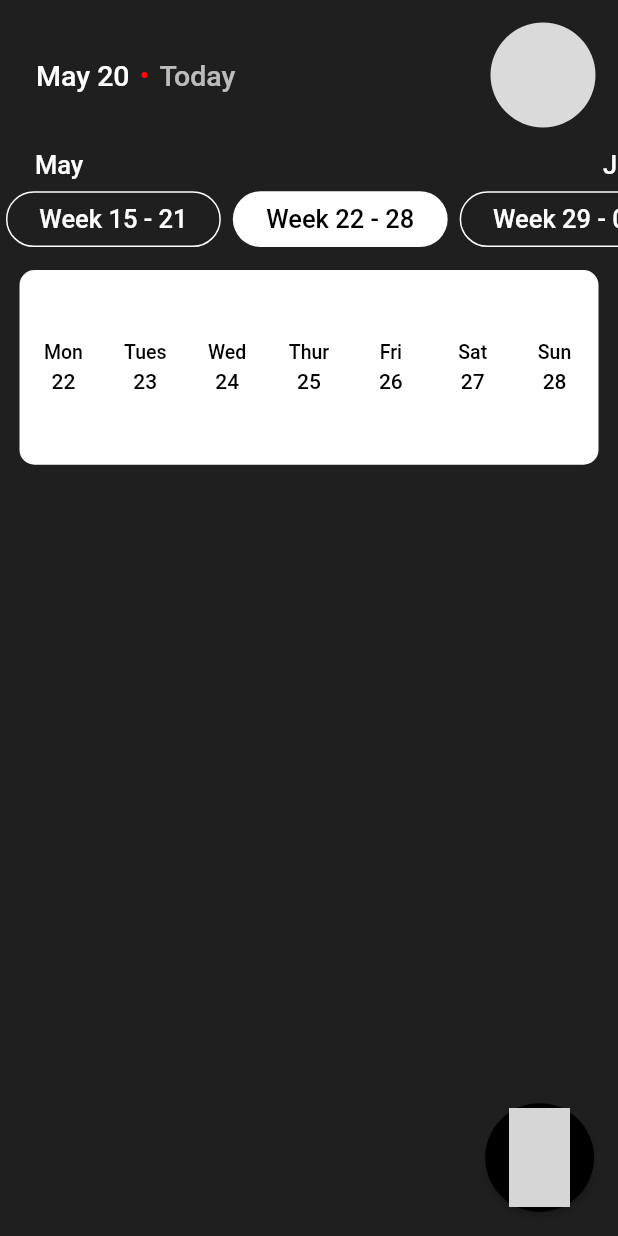
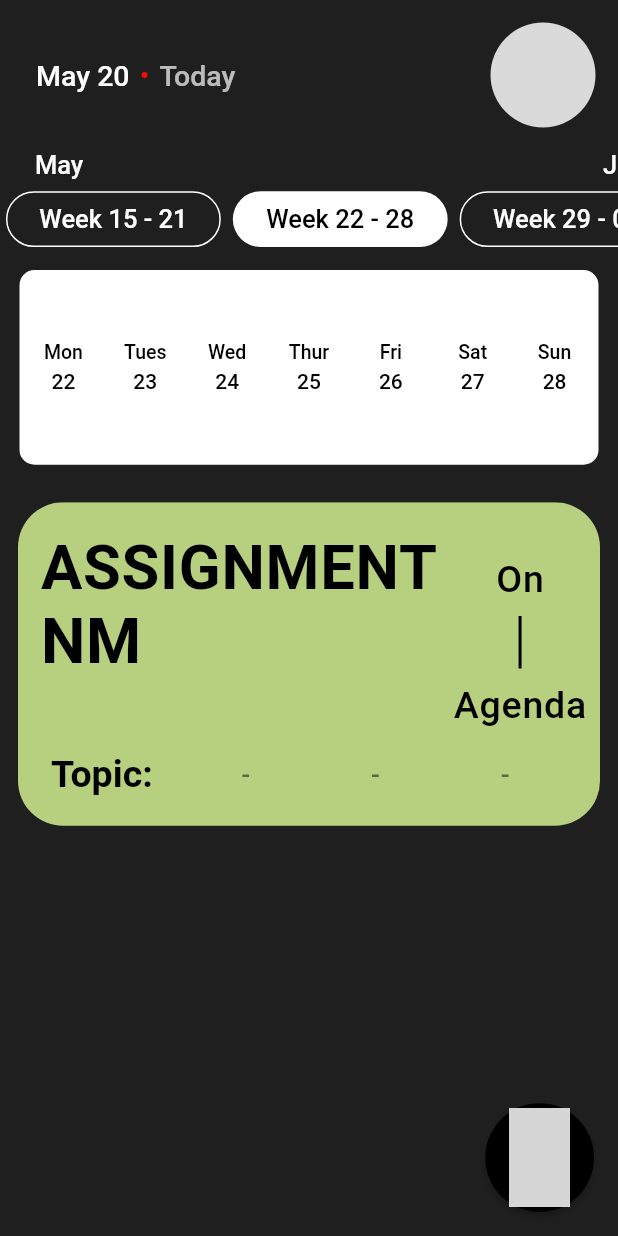
Before and after one commit to Sama-3l/chronos, a Flutter app: the screen it shows after launch, after a tap on an icon or button, on a phone screen of 412 x 824 dp. Run offline on Flutter 3.47's test engine with Material 2 defaults, Android fonts, the phone set to English and light mode, and no system bars; drawn by our look-alikes of auto_size_text; our stand-ins replace bloc, equatable, flutter_bloc, google_fonts; missing offline and left inert: iconify_flutter; Roboto replaces fonts that are missing (Questrial); grey boxes are pictures that could not be loaded.

Commit message:
reminder works

```diff
--- a/lib/algorithms/methods.dart
+++ b/lib/algorithms/methods.dart
@@ -1,8 +1,12 @@
 // ignore_for_file: non_constant_identifier_names, prefer_const_constructors
 
+import 'package:auto_size_text/auto_size_text.dart';
+import 'package:chronos/constants/colors.dart';
+import 'package:chronos/data/model/reminder.dart';
 import 'package:chronos/data/repositories/allReminders.dart';
 import 'package:chronos/data/repositories/weeks.dart';
 import 'package:flutter/material.dart';
+import 'package:google_fonts/google_fonts.dart';
 
 import '../data/model/selectedDay.dart';
 import '../data/model/week.dart';
@@ -79,16 +83,5 @@ class Methods {
     }
   }
 
-  List<Widget> currentDayTasks(
-      Weeks weekObject, int weekSelectedIndex, SelectedDay selectedDay) {
-    Week currentWeek = weekObject.weeks[weekSelectedIndex];
-    List<Widget> taskList = [];
-    if (currentWeek.reminders != null) {
-      for (int j = 0; j < currentWeek.reminders!.allReminders.length; j++) {
-        taskList.add(
-            TaskCard(tagColor: currentWeek.reminders!.allReminders[j].color));
-      }
-    }
-    return taskList;
-  }
+
 }
--- /dev/null
+++ b/lib/algorithms/widgetDecider.dart
@@ -0,0 +1,220 @@
+// ignore_for_file: prefer_const_constructors
+
+import 'package:auto_size_text/auto_size_text.dart';
+import 'package:chronos/constants/colors.dart';
+import 'package:chronos/data/model/reminder.dart';
+import 'package:chronos/data/repositories/allReminders.dart';
+import 'package:chronos/data/repositories/weeks.dart';
+import 'package:flutter/material.dart';
+import 'package:google_fonts/google_fonts.dart';
+
+import '../data/model/selectedDay.dart';
+import '../data/model/week.dart';
+import '../presentation/widgets/eachDay.dart';
+import '../presentation/widgets/taskCard.dart';
+
+class WidgetDecider {
+  String returnDate(DateTime date) {
+    if (date.day % 10 == 3) {
+      return "3rd";
+    } else if (date.day % 10 == 2) {
+      return "2nd";
+    } else if (date.day % 10 == 1) {
+      return "1st";
+    } else {
+      return "${date.day}th";
+    }
+  }
+
+  List<Widget> decideDeadline(Reminder reminder) {
+    List<Widget> deadline = [];
+    PrimaryColors col = PrimaryColors();
+
+    if (reminder.deadlineType == "on") {
+      deadline.add(AutoSizeText("On",
+          minFontSize: 19,
+          maxLines: 1,
+          style: GoogleFonts.questrial(
+              letterSpacing: 0.5,
+              fontSize: 25,
+              color: col.primaryTextColor,
+              fontWeight: FontWeight.w500)));
+
+      deadline.add(Padding(
+        padding: const EdgeInsets.only(top: 10, bottom: 10),
+        child: Container(width: 2, height: 35, color: col.primaryTextColor),
+      ));
+
+      deadline.add(AutoSizeText(returnDate(reminder.deadline),
+          minFontSize: 19,
+          maxLines: 1,
+          style: GoogleFonts.questrial(
+              letterSpacing: 0.5,
+              fontSize: 25,
+              color: col.primaryTextColor,
+              fontWeight: FontWeight.w500)));
+    } else if (reminder.deadlineType == "before") {
+      deadline.add(AutoSizeText("Before",
+          minFontSize: 19,
+          maxLines: 1,
+          style: GoogleFonts.questrial(
+              letterSpacing: 0.5,
+              fontSize: 25,
+              color: col.primaryTextColor,
+              fontWeight: FontWeight.w500)));
+
+      deadline.add(Padding(
+        padding: const EdgeInsets.only(top: 10, bottom: 10),
+        child: Container(width: 2, height: 35, color: col.primaryTextColor),
+      ));
+
+      deadline.add(AutoSizeText(returnDate(reminder.deadline),
+          minFontSize: 19,
+          maxLines: 1,
+          style: GoogleFonts.questrial(
+              letterSpacing: 0.5,
+              fontSize: 25,
+              color: col.primaryTextColor,
+              fontWeight: FontWeight.w500)));
+    } else if (reminder.deadlineType == "thisWeek") {
+      deadline.add(AutoSizeText("This",
+          minFontSize: 19,
+          maxLines: 1,
+          style: GoogleFonts.questrial(
+              letterSpacing: 0.5,
+              fontSize: 25,
+              color: col.primaryTextColor,
+              fontWeight: FontWeight.w500)));
+
+      deadline.add(Padding(
+        padding: const EdgeInsets.only(top: 10, bottom: 10),
+        child: Container(width: 2, height: 35, color: col.primaryTextColor),
+      ));
+
+      deadline.add(AutoSizeText("Week",
+          minFontSize: 19,
+          maxLines: 1,
+          style: GoogleFonts.questrial(
+              letterSpacing: 0.5,
+              fontSize: 25,
+              color: col.primaryTextColor,
+              fontWeight: FontWeight.w500)));
+    } else {
+      deadline.add(AutoSizeText("On",
+          minFontSize: 19,
+          maxLines: 1,
+          style: GoogleFonts.questrial(
+              letterSpacing: 0.5,
+              fontSize: 25,
+              color: col.primaryTextColor,
+              fontWeight: FontWeight.w500)));
+
+      deadline.add(Padding(
+        padding: const EdgeInsets.only(top: 10, bottom: 10),
+        child: Container(width: 2, height: 35, color: col.primaryTextColor),
+      ));
+
+      deadline.add(AutoSizeText("Agenda",
+          minFontSize: 19,
+          maxLines: 1,
+          style: GoogleFonts.questrial(
+              letterSpacing: 0.5,
+              fontSize: 25,
+              color: col.primaryTextColor,
+              fontWeight: FontWeight.w500)));
+    }
+    return deadline;
+  }
+
+  List<Widget> returnSubtitleRow(Reminder reminder) {
+    PrimaryColors col = PrimaryColors();
+    List<Widget> subtitleRowChildren = [
+      Expanded(
+        child: AutoSizeText("${reminder.subtitle}:",
+            minFontSize: 18,
+            maxLines: 1,
+            style: GoogleFonts.questrial(
+                color: col.primaryTextColor,
+                fontSize: 25,
+                fontWeight: FontWeight.w600)),
+      ),
+    ];
+
+    if (reminder.topics != null) {
+      for (int i = 0; i < reminder.topics!.length; i++) {
+        if (i <= 2) {
+          subtitleRowChildren.add(Expanded(
+            child: Center(
+              child: AutoSizeText(reminder.topics![i].description,
+                  minFontSize: 11,
+                  maxLines: 1,
+                  style: GoogleFonts.questrial(
+                      color: col.primaryTextColor.withOpacity(0.5),
+                      fontSize: 18,
+                      fontWeight: FontWeight.w500)),
+            ),
+          ));
+        } else {
+          // subtitleRowChildren.add(AutoSizeText("...",
+          //     minFontSize: 11,
+          //     maxLines: 1,
+          //     style: GoogleFonts.questrial(
+          //         color: col.primaryTextColor.withOpacity(0.5),
+          //         fontSize: 18,
+          //         fontWeight: FontWeight.w500)));
+          break;
+        }
+      }
+    } else {
+      for (int i = 0; i < 3; i++) {
+        subtitleRowChildren.add(Expanded(
+          child: Center(
+            child: AutoSizeText('-',
+                minFontSize: 11,
+                maxLines: 1,
+                style: GoogleFonts.questrial(
+                    color: col.primaryTextColor.withOpacity(0.5),
+                    fontSize: 18,
+                    fontWeight: FontWeight.w500)),
+          ),
+        ));
+      }
+    }
+
+    return subtitleRowChildren;
+  }
+
+  bool checkTodayReminders(Reminder reminder, SelectedDay selectedDay) {
+    if (reminder.deadlineType == "on" &&
+        (reminder.deadline.day == selectedDay.selectedDay.day)) {
+      return true;
+    } else if (reminder.deadlineType == "before" &&
+            reminder.deadline.isAfter(selectedDay.selectedDay) ||
+        reminder.deadline.day == selectedDay.selectedDay.day) {
+      return true;
+    } else if (reminder.deadlineType == "thisWeek") {
+      return true;
+    } else if (reminder.deadlineType == "none") {
+      return true;
+    } else {
+      return false;
+    }
+  }
+
+  List<Widget> currentDayTasks(
+      Weeks weekObject, int weekSelectedIndex, SelectedDay selectedDay) {
+    Week currentWeek = weekObject.weeks[weekSelectedIndex];
+    List<Widget> taskList = [];
+    if (currentWeek.reminders != null) {
+      for (int j = 0; j < currentWeek.reminders!.allReminders.length; j++) {
+        if (checkTodayReminders(
+            currentWeek.reminders!.allReminders[j], selectedDay)) {
+          taskList.add(TaskCard(
+              reminder: currentWeek.reminders!.allReminders[j],
+              selectedDay: selectedDay));
+        }
+      }
+    }
+    return taskList;
+  }
+}
--- a/lib/constants/colors.dart
+++ b/lib/constants/colors.dart
@@ -16,7 +16,6 @@ class TagColors{
   Color darkPurpleTag = Color(0xff9D6BCE);
   Color lightPurpleTag = Color(0xffB793DA);
   Color yellowTag = Color(0xffF1EFB0);
-  Color greyTag = Color(0xffD9D9D9);
   Color peachTag = Color(0xffC27575);
   Color lightGreenTag = Color(0xffB7D080);
   Color blueTag = Color(0xff4F8BD1);
--- a/lib/data/model/reminder.dart
+++ b/lib/data/model/reminder.dart
@@ -1,14 +1,23 @@
 import 'package:chronos/data/model/topic.dart';
 import 'package:flutter/material.dart';
 
-class Reminder{
+class Reminder {
   bool isDescriptive;
-  String? tag1;
-  String? tag2;
-  Color? color;
-  String? deadlineType;
-  DateTime? deadline;
+  String tag1;
+  String tag2;
+  Color color;
+  String deadlineType;
+  DateTime deadline;
+  String subtitle;
   List<Topic>? topics;
 
-  Reminder({required this.isDescriptive, this.tag1, this.tag2, this.color, this.deadline, this.topics, this.deadlineType});
+  Reminder(
+      {required this.isDescriptive,
+      required this.tag1,
+      required this.tag2,
+      required this.color,
+      required this.deadline,
+      required this.subtitle,
+      this.topics,
+      required this.deadlineType});
 }
--- a/lib/presentation/home.dart
+++ b/lib/presentation/home.dart
@@ -2,10 +2,12 @@
 
 import 'package:chronos/algorithms/methods.dart';
 import 'package:chronos/algorithms/timeCalc.dart';
+import 'package:chronos/algorithms/widgetDecider.dart';
 import 'package:chronos/constants/colors.dart';
 import 'package:chronos/constants/icons.dart';
 import 'package:chronos/data/model/reminder.dart';
 import 'package:chronos/data/model/selectedDay.dart';
+import 'package:chronos/data/model/topic.dart';
 import 'package:chronos/data/model/week.dart';
 import 'package:chronos/data/repositories/allReminders.dart';
 import 'package:chronos/data/repositories/weeks.dart';
@@ -38,6 +40,7 @@ class _HomePageState extends State<HomePage> {
   Weeks weekObject = Weeks();
   Reminders? allReminders;
   Methods func = Methods();
+  WidgetDecider wd = WidgetDecider();
 
   List<Widget> taskList = [];
   int weekSelectedIndex = 0;
@@ -57,12 +60,6 @@ class _HomePageState extends State<HomePage> {
     selectedDay = SelectedDay(
         selectedDay: todayDateTimeObject, selectedWeekIndex: weekSelectedIndex);
     weekObject.weeks[weekSelectedIndex].selected = true;
-    // taskList.add(TaskCard(tagColor: tag.darkPurpleTag));
-    // taskList.add(TaskCard(tagColor: tag.lightGreenTag));
-    // taskList.add(TaskCard(tagColor: tag.blueTag));
-    // taskList.add(TaskCard(tagColor: tag.blueTag));
-    // taskList.add(TaskCard(tagColor: tag.blueTag));
-    // taskList.add(TaskCard(tagColor: tag.blueTag));
     _controller.addListener(() {
       if (_controller.position.userScrollDirection == ScrollDirection.reverse) {
         setState(() {
@@ -81,18 +78,55 @@ class _HomePageState extends State<HomePage> {
           isDescriptive: true,
           tag1: "Financial",
           tag2: "Exchange",
-          deadline: DateTime(2023, 5, 2),
+          deadline: DateTime(2023, 5, 16),
+          deadlineType: "on",
+          subtitle: "People",
+          topics: [
+            Topic(description: "Ayush"),
+            Topic(description: "Vedang"),
+            Topic(description: "Shubhanshu"),
+            Topic(description: "Pushkar"),
+          ],
           color: tag.darkPurpleTag),
       Reminder(
           isDescriptive: true,
           tag1: "Assignment",
           tag2: "Heat",
-          deadline: DateTime(2023, 5, 2),
+          deadlineType: "before",
+          subtitle: "Topic",
+          deadline: DateTime(2023, 5, 19),
+          color: tag.lightGreenTag),
+      Reminder(
+          isDescriptive: true,
+          tag1: "Assignment",
+          tag2: "NM",
+          deadlineType: "none",
+          subtitle: "Topic",
+          deadline: DateTime.now(),
+          color: tag.lightGreenTag),
+      Reminder(
+          isDescriptive: true,
+          tag1: "Contact",
+          tag2: "Hritik",
+          deadlineType: "thisWeek",
+          subtitle: "Topic",
+          deadline: DateTime.now(),
           color: tag.lightGreenTag)
     ]);
 
     for (int i = 0; i < allReminders!.allReminders.length; i++) {
-      if (weekObject
+      if (allReminders!.allReminders[i].deadlineType == "none") {
+        for (int j = 0; j < weekObject.weeks.length; j++) {
+          if (weekObject.weeks[j].reminders == null) {
+            weekObject.weeks[j].reminders =
+                Reminders(allReminders: [allReminders!.allReminders[i]]);
+          }
+          else{
+            weekObject.weeks[j].reminders!.allReminders
+              .add(allReminders!.allReminders[i]);
+          }
+        }
+      } else if (weekObject
               .weeks[func.calculateWeekIndex(
                   allReminders!.allReminders[i].deadline,
                   weekObject.weeks[0].sunday)]
@@ -114,10 +148,9 @@ class _HomePageState extends State<HomePage> {
             .add(allReminders!.allReminders[i]);
       }
     }
-    print(weekObject
-        .weeks[
-            func.calculateWeekIndex(DateTime.now(), weekObject.weeks[0].sunday)]
-        .monday);
+    for (int i = 0; i < weekObject.weeks.length; i++) {
+      print(weekObject.weeks[i].reminders);
+    }
   }
 
   @override
@@ -136,7 +169,10 @@ class _HomePageState extends State<HomePage> {
           weekDays = func.selectedWeek(
               state.selectedDay, weekObject, weekSelectedIndex, selectedDay);
           taskList =
-              func.currentDayTasks(weekObject, weekSelectedIndex, selectedDay);
+              wd.currentDayTasks(weekObject, weekSelectedIndex, selectedDay);
+        } else {
+          taskList =
+              wd.currentDayTasks(weekObject, weekSelectedIndex, selectedDay);
         }
         return Scaffold(
             backgroundColor: col.appColor,
--- a/lib/presentation/widgets/taskCard.dart
+++ b/lib/presentation/widgets/taskCard.dart
@@ -1,18 +1,79 @@
+// ignore_for_file: prefer_const_constructors
+
+import 'package:auto_size_text/auto_size_text.dart';
+import 'package:chronos/algorithms/methods.dart';
+import 'package:chronos/algorithms/widgetDecider.dart';
 import 'package:chronos/constants/colors.dart';
+import 'package:chronos/data/model/selectedDay.dart';
 import 'package:flutter/material.dart';
+import 'package:google_fonts/google_fonts.dart';
+
+import '../../data/model/reminder.dart';
 
 class TaskCard extends StatelessWidget {
-  TaskCard({super.key, required this.tagColor});
+  TaskCard({super.key, required this.reminder, required this.selectedDay});
 
-  Color? tagColor;
+  SelectedDay selectedDay;
+  Reminder reminder;
+  PrimaryColors col = PrimaryColors();
+  Methods func = Methods();
+  WidgetDecider wd = WidgetDecider();
 
   @override
   Widget build(BuildContext context) {
     return Padding(
       padding: const EdgeInsets.only(left: 12, right: 12, bottom: 15),
       child: Container(
-          decoration: BoxDecoration(
-              color: tagColor, borderRadius: BorderRadius.circular(30))),
+        decoration: BoxDecoration(
+            color: reminder.color, borderRadius: BorderRadius.circular(30)),
+        child: Padding(
+          padding: const EdgeInsets.only(left: 15, top: 20),
+          child:
+              Column(crossAxisAlignment: CrossAxisAlignment.start, children: [
+            Expanded(
+              child: Row(
+                children: [
+                  Expanded(
+                    flex: 5,
+                    child: Column(
+                      crossAxisAlignment: CrossAxisAlignment.start,
+                      children: [
+                        AutoSizeText(reminder.tag1.toUpperCase(),
+                            minFontSize: 30,
+                            maxLines: 1,
+                            style: GoogleFonts.questrial(
+                                letterSpacing: 0.5,
+                                fontSize: 42,
+                                color: col.primaryTextColor,
+                                fontWeight: FontWeight.w600)),
+                        AutoSizeText(reminder.tag2.toUpperCase(),
+                            minFontSize: 30,
+                            maxLines: 1,
+                            style: GoogleFonts.questrial(
+                                letterSpacing: 0.5,
+                                fontSize: 42,
+                                color: col.primaryTextColor,
+                                fontWeight: FontWeight.w600)),
+                      ],
+                    ),
+                  ),
+                  Expanded(
+                      flex: 2,
+                      child: Center(
+                        child: Column(
+                        mainAxisSize: MainAxisSize.min,
+                        children: wd.decideDeadline(reminder)),
+                      ))
+                ],
+              ),
+            ),
+            Padding(
+              padding: const EdgeInsets.only(left: 7, right: 20, bottom: 20),
+              child: Row(children: wd.returnSubtitleRow(reminder)),
+            )
+          ]),
+        ),
+      ),
     );
   }
 }
--- a/pubspec.yaml
+++ b/pubspec.yaml
@@ -44,6 +44,9 @@ dependencies:
   basic_utils: ^5.4.2
   iconify_flutter: ^0.0.5
   intl: ^0.18.0
+  build_runner: ^2.3.3
+  hive_generator: ^1.1.0
+  flutter_switch: ^0.3.2
 
 dev_dependencies:
   flutter_test:
```
Also changed, not shown: pubspec.lock.
